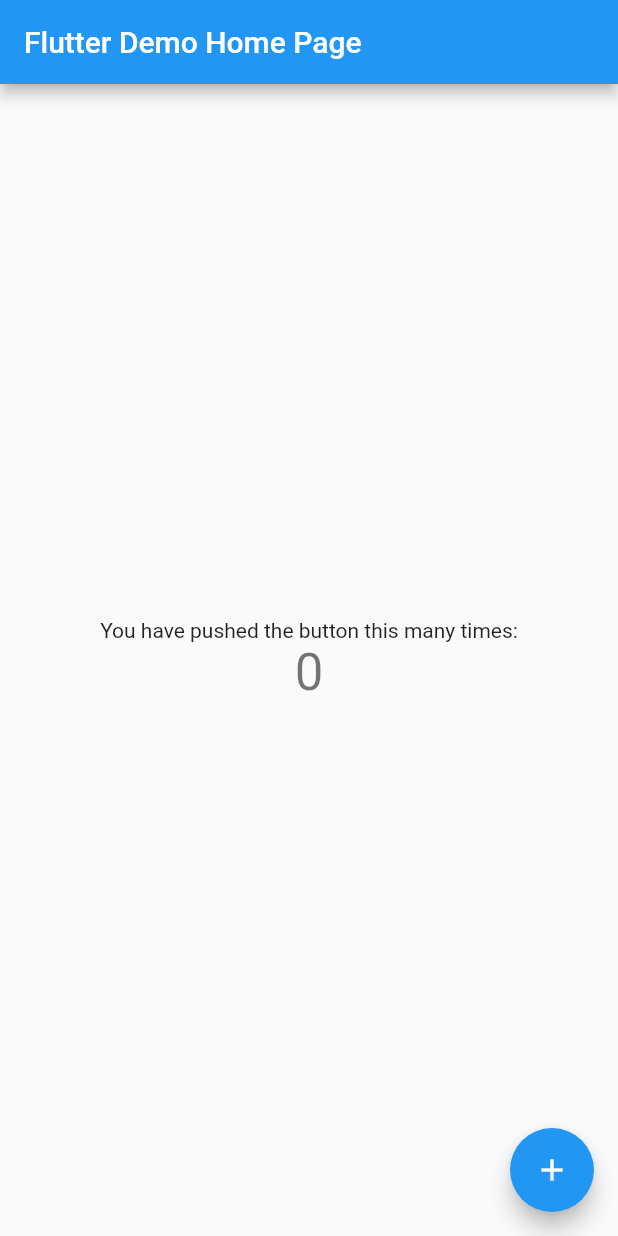
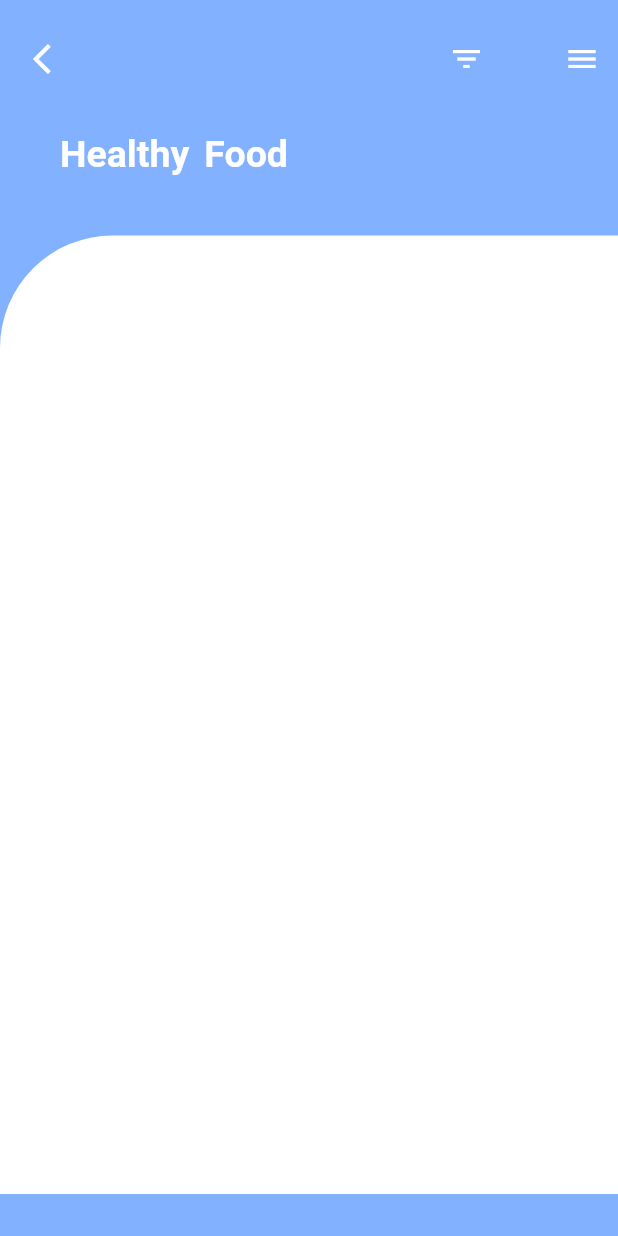
Before and after one commit to mervinkogei/flutter_nutrition_app, a Flutter app: the screen it shows after launch, on a phone screen of 412 x 824 dp. Run offline on Flutter 3.47's test engine with Material 2 defaults, Android fonts, the phone set to English and light mode, and no system bars.

Commit message:
add container border radius

```diff
--- a/lib/main.dart
+++ b/lib/main.dart
@@ -1,113 +1,86 @@
 import 'package:flutter/material.dart';
 
 void main() {
-  runApp(MyApp());
+  runApp(MaterialApp(
+    debugShowCheckedModeBanner: false,
+    home: HomePage(),
+  ));
 }
 
-class MyApp extends StatelessWidget {
-  // This widget is the root of your application.
+class HomePage extends StatefulWidget {
+  @override
+  _HomePageState createState() => _HomePageState();
+}
+
+class _HomePageState extends State<HomePage> {
   @override
   Widget build(BuildContext context) {
-    return MaterialApp(
-      title: 'Flutter Demo',
-      theme: ThemeData(
-        // This is the theme of your application.
-        //
-        // Try running your application with "flutter run". You'll see the
-        // application has a blue toolbar. Then, without quitting the app, try
-        // changing the primarySwatch below to Colors.green and then invoke
-        // "hot reload" (press "r" in the console where you ran "flutter run",
-        // or simply save your changes to "hot reload" in a Flutter IDE).
-        // Notice that the counter didn't reset back to zero; the application
-        // is not restarted.
-        primarySwatch: Colors.blue,
+    return Scaffold(
+      backgroundColor: Colors.blueAccent.shade100,
+
+      body: ListView(
+        children: [
+          Padding(padding: EdgeInsets.only(top: 15.0, left: 10.0),
+          child: Row(
+            mainAxisAlignment: MainAxisAlignment.spaceBetween,
+            children: [
+              IconButton(icon: Icon(Icons.arrow_back_ios),
+              color: Colors.white,
+              onPressed: (){}),
+              Container(
+                width: 125.0,
+                child: Row(
+                  mainAxisAlignment: MainAxisAlignment.spaceBetween,
+                    children: [
+                      IconButton(icon: Icon(Icons.filter_list),
+                      color: Colors.white,
+                      onPressed: (){}),
+
+                      IconButton(icon: Icon(Icons.menu),
+                      color: Colors.white,
+                      onPressed: (){}),
+                    ],
+                ),
+              )
+            ],
+          ),
+          ),
+
+          SizedBox(height: 25.0,),
+          Padding(padding: EdgeInsets.only(left: 40.0),
+          child: Row(
+            children: [
+              Text('Healthy',
+              style: TextStyle(
+                color: Colors.white,
+                fontWeight: FontWeight.bold,
+                fontSize: 25.0
+              ),),
+              SizedBox(width: 10.0,),
+
+              Text('Food',
+              style: TextStyle(
+                color: Colors.white,
+                fontWeight: FontWeight.bold,
+                fontSize: 25.0
+              ),
+              ),
+
+            ],
+          ),
+          ),
+          SizedBox(height: 40.0,),
+          Container(
+            height: MediaQuery.of(context).size.height - 185.0,
+            decoration: BoxDecoration(color: Colors.white,
+            borderRadius: BorderRadius.only(topLeft: Radius.circular(75.0))),
+
+
+          )
+
+
+        ],
       ),
-      home: MyHomePage(title: 'Flutter Demo Home Page'),
     );
   }
 }
-
-class MyHomePage extends StatefulWidget {
-  MyHomePage({Key key, this.title}) : super(key: key);
-
-  // This widget is the home page of your application. It is stateful, meaning
-  // that it has a State object (defined below) that contains fields that affect
-  // how it looks.
-
-  // This class is the configuration for the state. It holds the values (in this
-  // case the title) provided by the parent (in this case the App widget) and
-  // used by the build method of the State. Fields in a Widget subclass are
-  // always marked "final".
-
-  final String title;
-
-  @override
-  _MyHomePageState createState() => _MyHomePageState();
-}
-
-class _MyHomePageState extends State<MyHomePage> {
-  int _counter = 0;
-
-  void _incrementCounter() {
-    setState(() {
-      // This call to setState tells the Flutter framework that something has
-      // changed in this State, which causes it to rerun the build method below
-      // so that the display can reflect the updated values. If we changed
-      // _counter without calling setState(), then the build method would not be
-      // called again, and so nothing would appear to happen.
-      _counter++;
-    });
-  }
-
-  @override
-  Widget build(BuildContext context) {
-    // This method is rerun every time setState is called, for instance as done
-    // by the _incrementCounter method above.
-    //
-    // The Flutter framework has been optimized to make rerunning build methods
-    // fast, so that you can just rebuild anything that needs updating rather
-    // than having to individually change instances of widgets.
-    return Scaffold(
-      appBar: AppBar(
-        // Here we take the value from the MyHomePage object that was created by
-        // the App.build method, and use it to set our appbar title.
-        title: Text(widget.title),
-      ),
-      body: Center(
-        // Center is a layout widget. It takes a single child and positions it
-        // in the middle of the parent.
-        child: Column(
-          // Column is also a layout widget. It takes a list of children and
-          // arranges them vertically. By default, it sizes itself to fit its
-          // children horizontally, and tries to be as tall as its parent.
-          //
-          // Invoke "debug painting" (press "p" in the console, choose the
-          // "Toggle Debug Paint" action from the Flutter Inspector in Android
-          // Studio, or the "Toggle Debug Paint" command in Visual Studio Code)
-          // to see the wireframe for each widget.
-          //
-          // Column has various properties to control how it sizes itself and
-          // how it positions its children. Here we use mainAxisAlignment to
-          // center the children vertically; the main axis here is the vertical
-          // axis because Columns are vertical (the cross axis would be
-          // horizontal).
-          mainAxisAlignment: MainAxisAlignment.center,
-          children: <Widget>[
-            Text(
-              'You have pushed the button this many times:',
-            ),
-            Text(
-              '$_counter',
-              style: Theme.of(context).textTheme.headline4,
-            ),
-          ],
-        ),
-      ),
-      floatingActionButton: FloatingActionButton(
-        onPressed: _incrementCounter,
-        tooltip: 'Increment',
-        child: Icon(Icons.add),
-      ), // This trailing comma makes auto-formatting nicer for build methods.
-    );
-  }
-}
```
